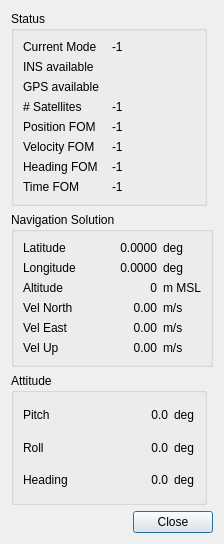
First picture: the form in src/hcrgui/HcrGuiCmigitsStatusDialog.ui, repository NCAR/HCR_instrument, before the edit.
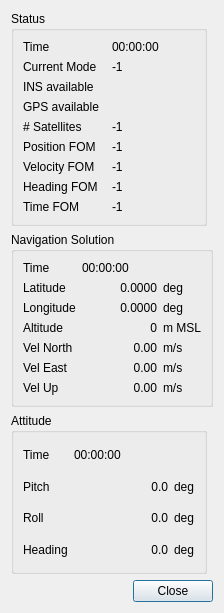
Second picture: the form after the edit. Icons and pictures are not drawn.

Commit message: Add display of times from C-MIGITS status messages.

What changed in the file:
```diff
--- a/src/hcrgui/HcrGuiCmigitsStatusDialog.ui
+++ b/src/hcrgui/HcrGuiCmigitsStatusDialog.ui
@@ -7,7 +7,7 @@
     <x>0</x>
     <y>0</y>
     <width>220</width>
-    <height>544</height>
+    <height>613</height>
    </rect>
   </property>
   <property name="windowTitle">
@@ -36,84 +36,110 @@
       <string>Navigation Solution</string>
      </property>
      <layout class="QGridLayout" name="gridLayout_3">
-      <item row="1" column="0">
-       <widget class="QLabel" name="longitudeLabel">
-        <property name="text">
-         <string>Longitude</string>
-        </property>
-       </widget>
-      </item>
-      <item row="0" column="0">
-       <widget class="QLabel" name="latitudeLabel">
-        <property name="text">
-         <string>Latitude</string>
-        </property>
-       </widget>
-      </item>
       <item row="3" column="0">
-       <widget class="QLabel" name="velNorthLabel">
-        <property name="text">
-         <string>Vel North</string>
-        </property>
-       </widget>
-      </item>
-      <item row="2" column="0">
        <widget class="QLabel" name="altitudeLabel">
         <property name="text">
          <string>Altitude</string>
         </property>
        </widget>
       </item>
-      <item row="4" column="0">
+      <item row="5" column="0">
        <widget class="QLabel" name="velEastLabel">
         <property name="text">
          <string>Vel East</string>
         </property>
        </widget>
       </item>
-      <item row="5" column="0">
+      <item row="6" column="1">
+       <widget class="QLabel" name="velUpValue">
+        <property name="sizePolicy">
+         <sizepolicy hsizetype="MinimumExpanding" vsizetype="Preferred">
+          <horstretch>0</horstretch>
+          <verstretch>0</verstretch>
+         </sizepolicy>
+        </property>
+        <property name="text">
+         <string>0.00</string>
+        </property>
+        <property name="alignment">
+         <set>Qt::AlignRight|Qt::AlignTrailing|Qt::AlignVCenter</set>
+        </property>
+       </widget>
+      </item>
+      <item row="2" column="2">
+       <widget class="QLabel" name="longitudeUnits">
+        <property name="sizePolicy">
+         <sizepolicy hsizetype="Minimum" vsizetype="Preferred">
+          <horstretch>0</horstretch>
+          <verstretch>0</verstretch>
+         </sizepolicy>
+        </property>
+        <property name="text">
+         <string>deg</string>
+        </property>
+       </widget>
+      </item>
+      <item row="6" column="0">
        <widget class="QLabel" name="velUpLabel">
         <property name="text">
          <string>Vel Up</string>
         </property>
        </widget>
       </item>
-      <item row="0" column="1">
-       <widget class="QLabel" name="latitudeValue">
+      <item row="3" column="2">
+       <widget class="QLabel" name="altitudeUnits">
+        <property name="text">
+         <string>m MSL</string>
+        </property>
+       </widget>
+      </item>
+      <item row="4" column="1">
+       <widget class="QLabel" name="velNorthValue">
         <property name="sizePolicy">
          <sizepolicy hsizetype="MinimumExpanding" vsizetype="Preferred">
           <horstretch>0</horstretch>
           <verstretch>0</verstretch>
          </sizepolicy>
         </property>
-        <property name="minimumSize">
-         <size>
-          <width>75</width>
-          <height>0</height>
-         </size>
-        </property>
         <property name="text">
-         <string>0.0000</string>
+         <string>0.00</string>
         </property>
         <property name="alignment">
          <set>Qt::AlignRight|Qt::AlignTrailing|Qt::AlignVCenter</set>
         </property>
        </widget>
       </item>
-      <item row="0" column="2">
-       <widget class="QLabel" name="latitudeUnits">
+      <item row="5" column="1">
+       <widget class="QLabel" name="velEastValue">
         <property name="sizePolicy">
-         <sizepolicy hsizetype="Minimum" vsizetype="Preferred">
+         <sizepolicy hsizetype="MinimumExpanding" vsizetype="Preferred">
           <horstretch>0</horstretch>
           <verstretch>0</verstretch>
          </sizepolicy>
         </property>
         <property name="text">
-         <string>deg</string>
+         <string>0.00</string>
         </property>
+        <property name="alignment">
+         <set>Qt::AlignRight|Qt::AlignTrailing|Qt::AlignVCenter</set>
+        </property>
        </widget>
       </item>
-      <item row="1" column="1">
+      <item row="2" column="0">
+       <widget class="QLabel" name="longitudeLabel">
+        <property name="text">
+         <string>Longitude</string>
+        </property>
+       </widget>
+      </item>
+      <item row="1" column="0">
+       <widget class="QLabel" name="latitudeLabel">
+        <property name="text">
+         <string>Latitude</string>
+        </property>
+       </widget>
+      </item>
+      <item row="2" column="1">
        <widget class="QLabel" name="longitudeValue">
         <property name="sizePolicy">
          <sizepolicy hsizetype="MinimumExpanding" vsizetype="Preferred">
@@ -129,7 +155,7 @@
         </property>
        </widget>
       </item>
-      <item row="2" column="1">
+      <item row="3" column="1">
        <widget class="QLabel" name="altitudeValue">
         <property name="sizePolicy">
          <sizepolicy hsizetype="MinimumExpanding" vsizetype="Preferred">
@@ -145,95 +171,92 @@
         </property>
        </widget>
       </item>
-      <item row="3" column="1">
-       <widget class="QLabel" name="velNorthValue">
-        <property name="sizePolicy">
-         <sizepolicy hsizetype="MinimumExpanding" vsizetype="Preferred">
-          <horstretch>0</horstretch>
-          <verstretch>0</verstretch>
-         </sizepolicy>
-        </property>
-        <property name="text">
-         <string>0.00</string>
-        </property>
-        <property name="alignment">
-         <set>Qt::AlignRight|Qt::AlignTrailing|Qt::AlignVCenter</set>
-        </property>
-       </widget>
-      </item>
-      <item row="4" column="1">
-       <widget class="QLabel" name="velEastValue">
-        <property name="sizePolicy">
-         <sizepolicy hsizetype="MinimumExpanding" vsizetype="Preferred">
-          <horstretch>0</horstretch>
-          <verstretch>0</verstretch>
-         </sizepolicy>
-        </property>
-        <property name="text">
-         <string>0.00</string>
-        </property>
-        <property name="alignment">
-         <set>Qt::AlignRight|Qt::AlignTrailing|Qt::AlignVCenter</set>
-        </property>
-       </widget>
-      </item>
-      <item row="5" column="1">
-       <widget class="QLabel" name="velUpValue">
-        <property name="sizePolicy">
-         <sizepolicy hsizetype="MinimumExpanding" vsizetype="Preferred">
-          <horstretch>0</horstretch>
-          <verstretch>0</verstretch>
-         </sizepolicy>
-        </property>
-        <property name="text">
-         <string>0.00</string>
-        </property>
-        <property name="alignment">
-         <set>Qt::AlignRight|Qt::AlignTrailing|Qt::AlignVCenter</set>
-        </property>
-       </widget>
-      </item>
-      <item row="1" column="2">
-       <widget class="QLabel" name="longitudeUnits">
-        <property name="sizePolicy">
-         <sizepolicy hsizetype="Minimum" vsizetype="Preferred">
-          <horstretch>0</horstretch>
-          <verstretch>0</verstretch>
-         </sizepolicy>
-        </property>
-        <property name="text">
-         <string>deg</string>
-        </property>
-       </widget>
-      </item>
-      <item row="2" column="2">
-       <widget class="QLabel" name="altitudeUnits">
-        <property name="text">
-         <string>m MSL</string>
-        </property>
-       </widget>
-      </item>
-      <item row="3" column="2">
-       <widget class="QLabel" name="velNorthUnits">
-        <property name="text">
-         <string>m/s</string>
-        </property>
-       </widget>
-      </item>
-      <item row="4" column="2">
-       <widget class="QLabel" name="velEastUnits">
-        <property name="text">
-         <string>m/s</string>
-        </property>
-       </widget>
-      </item>
       <item row="5" column="2">
+       <widget class="QLabel" name="velEastUnits">
+        <property name="text">
+         <string>m/s</string>
+        </property>
+       </widget>
+      </item>
+      <item row="6" column="2">
        <widget class="QLabel" name="velUpUnits">
         <property name="text">
          <string>m/s</string>
         </property>
        </widget>
       </item>
+      <item row="4" column="0">
+       <widget class="QLabel" name="velNorthLabel">
+        <property name="text">
+         <string>Vel North</string>
+        </property>
+       </widget>
+      </item>
+      <item row="1" column="1">
+       <widget class="QLabel" name="latitudeValue">
+        <property name="sizePolicy">
+         <sizepolicy hsizetype="MinimumExpanding" vsizetype="Preferred">
+          <horstretch>0</horstretch>
+          <verstretch>0</verstretch>
+         </sizepolicy>
+        </property>
+        <property name="minimumSize">
+         <size>
+          <width>0</width>
+          <height>0</height>
+         </size>
+        </property>
+        <property name="text">
+         <string>0.0000</string>
+        </property>
+        <property name="alignment">
+         <set>Qt::AlignRight|Qt::AlignTrailing|Qt::AlignVCenter</set>
+        </property>
+       </widget>
+      </item>
+      <item row="1" column="2">
+       <widget class="QLabel" name="latitudeUnits">
+        <property name="sizePolicy">
+         <sizepolicy hsizetype="Minimum" vsizetype="Preferred">
+          <horstretch>0</horstretch>
+          <verstretch>0</verstretch>
+         </sizepolicy>
+        </property>
+        <property name="text">
+         <string>deg</string>
+        </property>
+       </widget>
+      </item>
+      <item row="4" column="2">
+       <widget class="QLabel" name="velNorthUnits">
+        <property name="text">
+         <string>m/s</string>
+        </property>
+       </widget>
+      </item>
+      <item row="0" column="0">
+       <widget class="QLabel" name="navSolutionTimeLabel">
+        <property name="text">
+         <string>Time</string>
+        </property>
+       </widget>
+      </item>
+      <item row="0" column="1">
+       <widget class="QLabel" name="navSolutionTimeValue">
+        <property name="minimumSize">
+         <size>
+          <width>75</width>
+          <height>0</height>
+         </size>
+        </property>
+        <property name="text">
+         <string>00:00:00</string>
+        </property>
+        <property name="alignment">
+         <set>Qt::AlignLeading|Qt::AlignLeft|Qt::AlignVCenter</set>
+        </property>
+       </widget>
+      </item>
      </layout>
     </widget>
    </item>
@@ -249,7 +272,65 @@
       <string>Status</string>
      </property>
      <layout class="QGridLayout" name="gridLayout_2">
+      <item row="1" column="0">
+       <widget class="QLabel" name="currentModeLabel">
+        <property name="text">
+         <string>Current Mode</string>
+        </property>
+       </widget>
+      </item>
+      <item row="2" column="0">
+       <widget class="QLabel" name="insLabel">
+        <property name="text">
+         <string>INS available</string>
+        </property>
+       </widget>
+      </item>
+      <item row="8" column="1">
+       <widget class="QLabel" name="timeFOMValue">
+        <property name="sizePolicy">
+         <sizepolicy hsizetype="Preferred" vsizetype="Preferred">
+          <horstretch>0</horstretch>
+          <verstretch>0</verstretch>
+         </sizepolicy>
+        </property>
+        <property name="text">
+         <string>-1</string>
+        </property>
+        <property name="alignment">
+         <set>Qt::AlignLeading|Qt::AlignLeft|Qt::AlignVCenter</set>
+        </property>
+       </widget>
+      </item>
+      <item row="4" column="0">
+       <widget class="QLabel" name="satCountLabel">
+        <property name="text">
+         <string># Satellites</string>
+        </property>
+       </widget>
+      </item>
       <item row="4" column="1">
+       <widget class="QLabel" name="satCountValue">
+        <property name="text">
+         <string>-1</string>
+        </property>
+       </widget>
+      </item>
+      <item row="3" column="0">
+       <widget class="QLabel" name="gpsLabel">
+        <property name="text">
+         <string>GPS available</string>
+        </property>
+       </widget>
+      </item>
+      <item row="6" column="0">
+       <widget class="QLabel" name="velocityFOMLabel">
+        <property name="text">
+         <string>Velocity FOM</string>
+        </property>
+       </widget>
+      </item>
+      <item row="5" column="1">
        <widget class="QLabel" name="positionFOMValue">
         <property name="sizePolicy">
          <sizepolicy hsizetype="Preferred" vsizetype="Preferred">
@@ -265,7 +346,33 @@
         </property>
        </widget>
       </item>
-      <item row="5" column="1">
+      <item row="3" column="1">
+       <widget class="QLabel" name="gpsValue">
+        <property name="sizePolicy">
+         <sizepolicy hsizetype="Preferred" vsizetype="Preferred">
+          <horstretch>0</horstretch>
+          <verstretch>0</verstretch>
+         </sizepolicy>
+        </property>
+        <property name="text">
+         <string/>
+        </property>
+        <property name="pixmap">
+         <pixmap resource="HcrGuiMainWindow.qrc">:/greenLED_off.png</pixmap>
+        </property>
+        <property name="alignment">
+         <set>Qt::AlignLeading|Qt::AlignLeft|Qt::AlignVCenter</set>
+        </property>
+       </widget>
+      </item>
+      <item row="8" column="0">
+       <widget class="QLabel" name="timeFOMLabel">
+        <property name="text">
+         <string>Time FOM</string>
+        </property>
+       </widget>
+      </item>
+      <item row="6" column="1">
        <widget class="QLabel" name="velocityFOMValue">
         <property name="sizePolicy">
          <sizepolicy hsizetype="Preferred" vsizetype="Preferred">
@@ -281,7 +388,7 @@
         </property>
        </widget>
       </item>
-      <item row="6" column="1">
+      <item row="7" column="1">
        <widget class="QLabel" name="headingFOMValue">
         <property name="sizePolicy">
          <sizepolicy hsizetype="Preferred" vsizetype="Preferred">
@@ -297,35 +404,21 @@
         </property>
        </widget>
       </item>
-      <item row="4" column="0">
+      <item row="5" column="0">
        <widget class="QLabel" name="positionFOMLabel">
         <property name="text">
          <string>Position FOM</string>
         </property>
        </widget>
       </item>
-      <item row="2" column="0">
-       <widget class="QLabel" name="gpsLabel">
-        <property name="text">
-         <string>GPS available</string>
-        </property>
-       </widget>
-      </item>
-      <item row="5" column="0">
-       <widget class="QLabel" name="velocityFOMLabel">
-        <property name="text">
-         <string>Velocity FOM</string>
-        </property>
-       </widget>
-      </item>
-      <item row="6" column="0">
+      <item row="7" column="0">
        <widget class="QLabel" name="headingFOMLabel">
         <property name="text">
          <string>Heading FOM</string>
         </property>
        </widget>
       </item>
-      <item row="0" column="1">
+      <item row="1" column="1">
        <widget class="QLabel" name="currentModeValue">
         <property name="sizePolicy">
          <sizepolicy hsizetype="Preferred" vsizetype="Preferred">
@@ -341,7 +434,7 @@
         </property>
        </widget>
       </item>
-      <item row="1" column="1">
+      <item row="2" column="1">
        <widget class="QLabel" name="insValue">
         <property name="sizePolicy">
          <sizepolicy hsizetype="Preferred" vsizetype="Preferred">
@@ -360,73 +453,17 @@
         </property>
        </widget>
       </item>
-      <item row="2" column="1">
-       <widget class="QLabel" name="gpsValue">
-        <property name="sizePolicy">
-         <sizepolicy hsizetype="Preferred" vsizetype="Preferred">
-          <horstretch>0</horstretch>
-          <verstretch>0</verstretch>
-         </sizepolicy>
-        </property>
+      <item row="0" column="1">
+       <widget class="QLabel" name="statusTimeValue">
         <property name="text">
-         <string/>
-        </property>
-        <property name="pixmap">
-         <pixmap resource="HcrGuiMainWindow.qrc">:/greenLED_off.png</pixmap>
-        </property>
-        <property name="alignment">
-         <set>Qt::AlignLeading|Qt::AlignLeft|Qt::AlignVCenter</set>
-        </property>
-       </widget>
-      </item>
-      <item row="7" column="0">
-       <widget class="QLabel" name="timeFOMLabel">
-        <property name="text">
-         <string>Time FOM</string>
+         <string>00:00:00</string>
         </property>
        </widget>
       </item>
       <item row="0" column="0">
-       <widget class="QLabel" name="currentModeLabel">
+       <widget class="QLabel" name="statusTimeLabel">
         <property name="text">
-         <string>Current Mode</string>
-        </property>
-       </widget>
-      </item>
-      <item row="1" column="0">
-       <widget class="QLabel" name="insLabel">
-        <property name="text">
-         <string>INS available</string>
-        </property>
-       </widget>
-      </item>
-      <item row="7" column="1">
-       <widget class="QLabel" name="timeFOMValue">
-        <property name="sizePolicy">
-         <sizepolicy hsizetype="Preferred" vsizetype="Preferred">
-          <horstretch>0</horstretch>
-          <verstretch>0</verstretch>
-         </sizepolicy>
-        </property>
-        <property name="text">
-         <string>-1</string>
-        </property>
-        <property name="alignment">
-         <set>Qt::AlignLeading|Qt::AlignLeft|Qt::AlignVCenter</set>
-        </property>
-       </widget>
-      </item>
-      <item row="3" column="0">
-       <widget class="QLabel" name="satCountLabel">
-        <property name="text">
-         <string># Satellites</string>
-        </property>
-       </widget>
-      </item>
-      <item row="3" column="1">
-       <widget class="QLabel" name="satCountValue">
-        <property name="text">
-         <string>-1</string>
+         <string>Time</string>
         </property>
        </widget>
       </item>
@@ -445,30 +482,21 @@
       <string>Attitude</string>
      </property>
      <layout class="QGridLayout" name="gridLayout_4">
-      <item row="0" column="1">
-       <widget class="QLabel" name="pitchValue">
-        <property name="sizePolicy">
-         <sizepolicy hsizetype="Expanding" vsizetype="Preferred">
-          <horstretch>0</horstretch>
-          <verstretch>0</verstretch>
-         </sizepolicy>
-        </property>
+      <item row="1" column="0">
+       <widget class="QLabel" name="pitchLabel">
         <property name="text">
-         <string>0.0</string>
-        </property>
-        <property name="alignment">
-         <set>Qt::AlignRight|Qt::AlignTrailing|Qt::AlignVCenter</set>
+         <string>Pitch</string>
         </property>
        </widget>
       </item>
-      <item row="1" column="0">
+      <item row="2" column="0">
        <widget class="QLabel" name="rollLabel">
         <property name="text">
          <string>Roll</string>
         </property>
        </widget>
       </item>
-      <item row="1" column="1">
+      <item row="2" column="1">
        <widget class="QLabel" name="rollValue">
         <property name="sizePolicy">
          <sizepolicy hsizetype="Expanding" vsizetype="Preferred">
@@ -484,14 +512,14 @@
         </property>
        </widget>
       </item>
-      <item row="2" column="0">
+      <item row="3" column="0">
        <widget class="QLabel" name="headingLabel">
         <property name="text">
          <string>Heading</string>
         </property>
        </widget>
       </item>
-      <item row="2" column="2">
+      <item row="3" column="2">
        <widget class="QLabel" name="headingUnits">
         <property name="sizePolicy">
          <sizepolicy hsizetype="Minimum" vsizetype="Preferred">
@@ -504,7 +532,7 @@
         </property>
        </widget>
       </item>
-      <item row="1" column="2">
+      <item row="2" column="2">
        <widget class="QLabel" name="rollUnits">
         <property name="sizePolicy">
          <sizepolicy hsizetype="Minimum" vsizetype="Preferred">
@@ -517,7 +545,7 @@
         </property>
        </widget>
       </item>
-      <item row="2" column="1">
+      <item row="3" column="1">
        <widget class="QLabel" name="headingValue">
         <property name="sizePolicy">
          <sizepolicy hsizetype="Expanding" vsizetype="Preferred">
@@ -533,7 +561,7 @@
         </property>
        </widget>
       </item>
-      <item row="0" column="2">
+      <item row="1" column="2">
        <widget class="QLabel" name="pitchUnits">
         <property name="sizePolicy">
          <sizepolicy hsizetype="Minimum" vsizetype="Preferred">
@@ -546,10 +574,33 @@
         </property>
        </widget>
       </item>
+      <item row="1" column="1">
+       <widget class="QLabel" name="pitchValue">
+        <property name="sizePolicy">
+         <sizepolicy hsizetype="Expanding" vsizetype="Preferred">
+          <horstretch>0</horstretch>
+          <verstretch>0</verstretch>
+         </sizepolicy>
+        </property>
+        <property name="text">
+         <string>0.0</string>
+        </property>
+        <property name="alignment">
+         <set>Qt::AlignRight|Qt::AlignTrailing|Qt::AlignVCenter</set>
+        </property>
+       </widget>
+      </item>
       <item row="0" column="0">
-       <widget class="QLabel" name="pitchLabel">
+       <widget class="QLabel" name="attitudeTimeLabel">
         <property name="text">
-         <string>Pitch</string>
+         <string>Time</string>
+        </property>
+       </widget>
+      </item>
+      <item row="0" column="1">
+       <widget class="QLabel" name="attitudeTimeValue">
+        <property name="text">
+         <string>00:00:00</string>
         </property>
        </widget>
       </item>
```
The commit also changes 1 other file.
